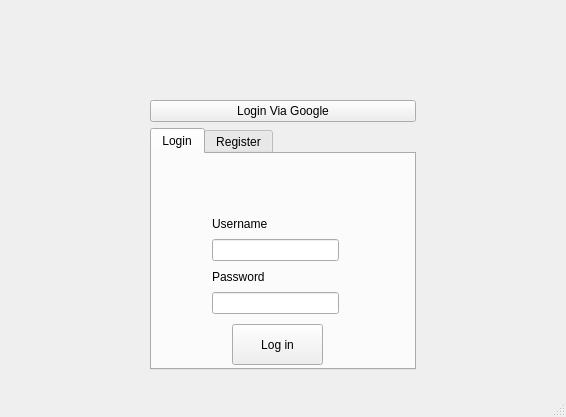
The window that app/src/LoginWindow.ui (MansTomb/uamp) describes before a commit, drawn with Qt 5.
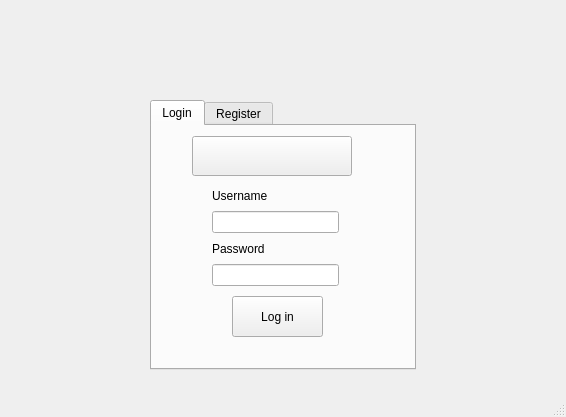
The same window after the commit. Icons and pictures are not drawn.

Commit message: basic google auth, mainwindow ui,

```diff
--- a/app/src/LoginWindow.ui
+++ b/app/src/LoginWindow.ui
@@ -39,7 +39,7 @@
     <property name="bottomMargin">
      <number>25</number>
     </property>
-    <item row="1" column="0">
+    <item row="0" column="0">
      <widget class="QTabWidget" name="tabWidget">
       <property name="styleSheet">
        <string notr="true"/>
@@ -100,6 +100,46 @@
          </item>
         </layout>
        </widget>
+       <widget class="QPushButton" name="pushButton">
+        <property name="geometry">
+         <rect>
+          <x>40</x>
+          <y>10</y>
+          <width>160</width>
+          <height>40</height>
+         </rect>
+        </property>
+        <property name="sizePolicy">
+         <sizepolicy hsizetype="Minimum" vsizetype="Fixed">
+          <horstretch>0</horstretch>
+          <verstretch>0</verstretch>
+         </sizepolicy>
+        </property>
+        <property name="minimumSize">
+         <size>
+          <width>40</width>
+          <height>40</height>
+         </size>
+        </property>
+        <property name="maximumSize">
+         <size>
+          <width>160</width>
+          <height>16777215</height>
+         </size>
+        </property>
+        <property name="autoFillBackground">
+         <bool>false</bool>
+        </property>
+        <property name="styleSheet">
+         <string notr="true">border-image:url(:/googleAuth/signInWithGoogle.png)</string>
+        </property>
+        <property name="text">
+         <string/>
+        </property>
+        <property name="flat">
+         <bool>false</bool>
+        </property>
+       </widget>
       </widget>
       <widget class="QWidget" name="Register">
        <attribute name="title">
@@ -163,13 +203,6 @@
       </widget>
      </widget>
     </item>
-    <item row="0" column="0">
-     <widget class="QPushButton" name="pushButton">
-      <property name="text">
-       <string>Login Via Google</string>
-      </property>
-     </widget>
-    </item>
    </layout>
   </widget>
   <widget class="QStatusBar" name="statusBar"/>
```
The commit also changes 2 other files.
